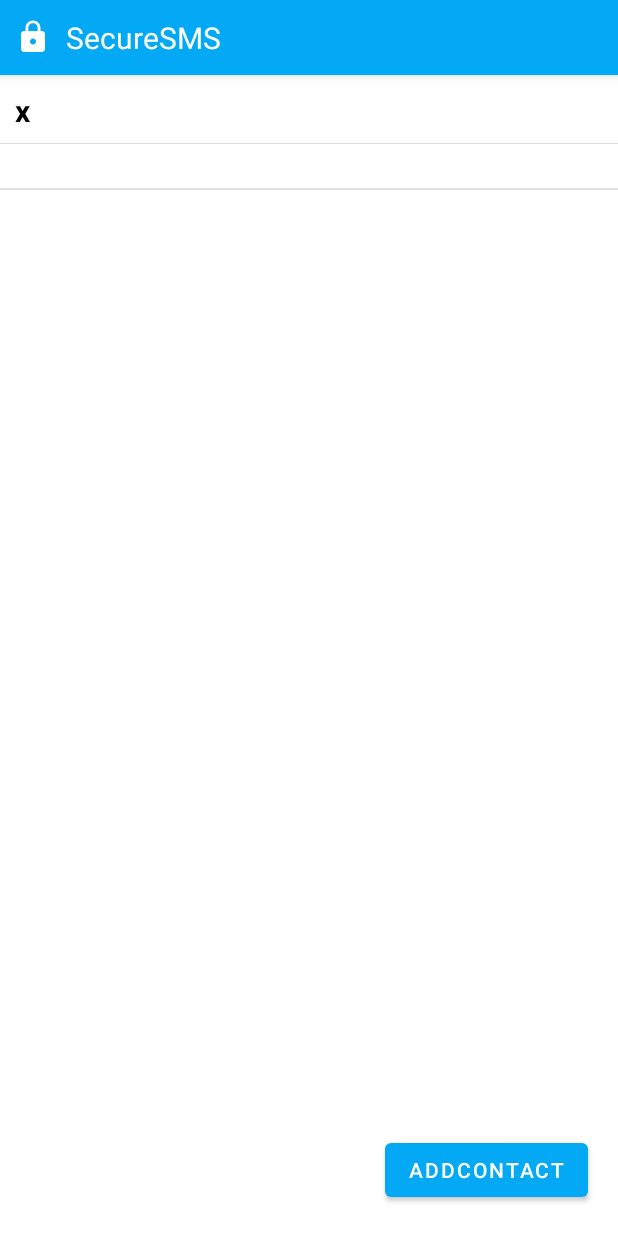
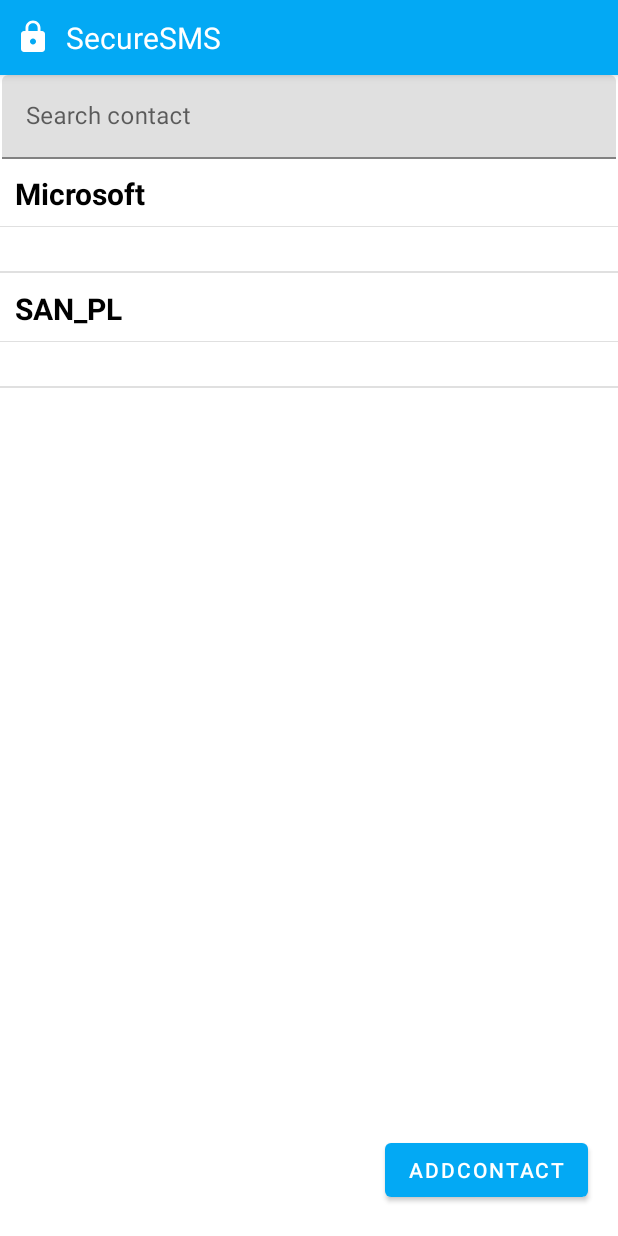
Before and after one commit to Grav3Dancer/PIMSecureSMS, an Android app: the screen it shows after launch (MainActivity), on a phone screen of 412 x 824 dp. Run offline under Robolectric (Android 15) with nearby library versions, the light colour scheme and no system bars; 2 statements that could not run were skipped.

Commit message:
Added Searchbar

```diff
--- a/app/src/main/java/com/example/securesms/Adapters/ContactsListAdapter.kt
+++ b/app/src/main/java/com/example/securesms/Adapters/ContactsListAdapter.kt
@@ -6,6 +6,8 @@ import android.view.LayoutInflater
 import android.view.View
 import android.view.ViewGroup
 import android.widget.BaseAdapter
+import android.widget.Filter
+import android.widget.Filterable
 import android.widget.TextView
 import com.example.securesms.ContactViewActivity
 import com.example.securesms.Models.Contact
@@ -13,16 +15,19 @@ import com.example.securesms.Models.ListSMS
 import com.example.securesms.Models.SMS
 import com.example.securesms.R
 
-class ContactsListAdapter(val context:Context) : BaseAdapter() {
+class ContactsListAdapter(val context:Context) : BaseAdapter(), Filterable {
     class ListObject(val contact:Contact,val messages: List<SMS>)
+
     var contactList = mutableListOf<ListObject>()
+    var filteredContactList = mutableListOf<ListObject>();
+    private val mFilter: ItemFilter = ItemFilter();
 
     override fun getCount(): Int {
-        return contactList.size
+        return filteredContactList.size
     }
 
     override fun getItem(p0: Int): Any {
-        return contactList[p0]
+        return filteredContactList[p0]
     }
 
     override fun getItemId(p0: Int): Long {
@@ -46,6 +51,29 @@ class ContactsListAdapter(val context:Context) : BaseAdapter() {
     }
     fun AddItem(contact:Contact,messages: List<SMS>){
         contactList.add(ListObject(contact, messages))
+        filteredContactList = contactList;
         notifyDataSetChanged()
     }
+
+    override fun getFilter(): Filter {
+        return mFilter;
+    }
+
+
+    inner class ItemFilter() : Filter() {
+        override fun performFiltering(p0: CharSequence?): FilterResults {
+            val filterString = p0.toString().lowercase();
+            var results:FilterResults = FilterResults();
+            var data = contactList;
+            var newData = data.filter { it.contact.contactName.lowercase().contains(filterString) || it.contact.phoneNumber.lowercase().contains(filterString) }
+            results.values = newData;
+            results.count = newData.count();
+            return results
+        }
+
+        override fun publishResults(p0: CharSequence?, p1: FilterResults?) {
+            filteredContactList = p1?.values as MutableList<ListObject>
+            notifyDataSetChanged()
+        }
+    }
 }
--- a/app/src/main/java/com/example/securesms/MainActivity.kt
+++ b/app/src/main/java/com/example/securesms/MainActivity.kt
@@ -3,28 +3,66 @@ package com.example.securesms
 import android.content.Intent
 import androidx.appcompat.app.AppCompatActivity
 import android.os.Bundle
+import android.text.Editable
+import android.text.TextWatcher
 import android.widget.ListView
 import com.example.securesms.Adapters.ContactsListAdapter
 import com.example.securesms.Services.SmsService
 import android.widget.Button
 import com.example.securesms.Models.Contact
+import com.example.securesms.Models.SMS
 import com.example.securesms.authentication.LoginActivity
+import com.google.android.material.textfield.TextInputLayout
 
 class MainActivity : AppCompatActivity() {
     lateinit var buttonAddContact : Button
     lateinit var contactListView: ListView
+    lateinit var searchBar : TextInputLayout
+    lateinit var contacts : MutableList<Contact>;
     override fun onCreate(savedInstanceState: Bundle?) {
         super.onCreate(savedInstanceState)
         setContentView(R.layout.activity_main)
 
+        contacts = GetContacts();
+        searchBar = findViewById(R.id.searchBarLayout);
         contactListView = findViewById(R.id.ContactsListView)
-        val smsService= SmsService(this.applicationContext)
-        val x = mutableListOf<Contact>(Contact("x",123,67890,"Microsoft"))
-        val groupedMessages = smsService.GetMessages(x)
+        ListSMSes(GetListOfSMSes(contacts));
 
+        searchBar.editText?.addTextChangedListener(object :TextWatcher{
+            override fun beforeTextChanged(p0: CharSequence?, p1: Int, p2: Int, p3: Int) {
+                return;
+            }
+
+            override fun onTextChanged(p0: CharSequence?, p1: Int, p2: Int, p3: Int) {
+                SortContacts(p0.toString());
+            }
+
+            override fun afterTextChanged(p0: Editable?) {
+                return;
+            }
+
+        })
+
+    }
+    private fun SortContacts(contactFilter: String){
+        (contactListView.adapter as ContactsListAdapter).filter.filter(contactFilter);
+    }
+    private fun GetContacts(): MutableList<Contact> {
+        //call api
+        return mutableListOf<Contact>(Contact("Microsoft", 123, 67890, "Microsoft"),
+            Contact("SAN_PL",213,34355,"SAN_PL")
+        );
+    }
+
+    private fun GetListOfSMSes(contacts : MutableList<Contact>):Map<Contact,List<SMS>>{
+        val smsService = SmsService(this.applicationContext)
+        return smsService.GetMessages(contacts)
+    }
+
+    private fun ListSMSes(messages:Map<Contact,List<SMS>>) {
         val adapter = ContactsListAdapter(this)
         contactListView.adapter = adapter
-        groupedMessages.forEach { (s, list) ->  adapter.AddItem(s,list)}
+        messages.forEach { (s, list) -> adapter.AddItem(s, list) }
         buttonAddContact = findViewById(R.id.buttonAddContact)
         buttonAddContact.setOnClickListener {
             val intent = Intent(this, AddContactActivity::class.java)
--- a/app/src/main/res/layout/activity_main.xml
+++ b/app/src/main/res/layout/activity_main.xml
@@ -35,19 +35,19 @@
                 android:textColor="@color/white"
                 android:textSize="20sp" />
         </LinearLayout>
+
     </com.google.android.material.appbar.AppBarLayout>
 
     <ListView
         android:id="@+id/ContactsListView"
         android:layout_width="match_parent"
         android:layout_height="fill_parent"
-        android:layout_marginTop="50dp"
+        android:layout_marginTop="105dp"
         app:layout_constraintBottom_toBottomOf="parent"
         app:layout_constraintEnd_toEndOf="parent"
         app:layout_constraintHorizontal_bias="0.0"
         app:layout_constraintStart_toStartOf="parent"
-        app:layout_constraintTop_toBottomOf="@+id/appBarLayout2"
-        app:layout_constraintVertical_bias="1.0" />
+        app:layout_constraintTop_toBottomOf="@+id/searchBarLayout" />
 
     <Button
         android:id="@+id/buttonAddContact"
@@ -59,4 +59,18 @@
         app:layout_constraintBottom_toBottomOf="parent"
         app:layout_constraintEnd_toEndOf="parent" />
 
+    <com.google.android.material.textfield.TextInputLayout
+        android:id="@+id/searchBarLayout"
+        android:layout_width="409dp"
+        android:layout_height="wrap_content"
+        app:layout_constraintEnd_toEndOf="parent"
+        app:layout_constraintStart_toStartOf="parent"
+        app:layout_constraintTop_toBottomOf="@+id/appBarLayout2">
+
+        <com.google.android.material.textfield.TextInputEditText
+            android:layout_width="match_parent"
+            android:layout_height="wrap_content"
+            android:hint="Search contact" />
+    </com.google.android.material.textfield.TextInputLayout>
+
 </androidx.constraintlayout.widget.ConstraintLayout>
```
